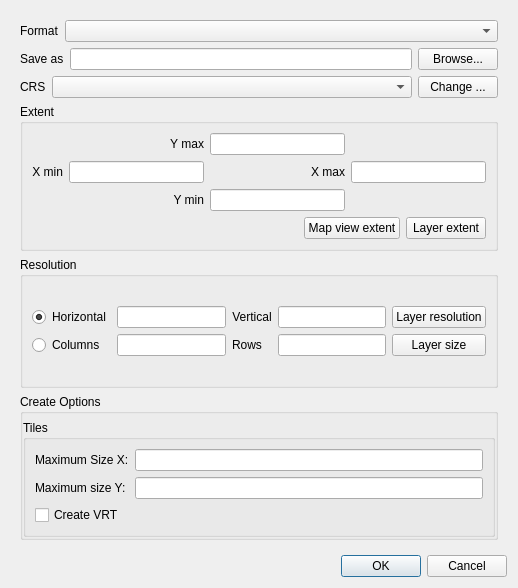
Above: src/ui/qgsrasterlayersaveasdialogbase.ui from kadas-albireo/kadas-albireo before the change. Below: the same form after it.
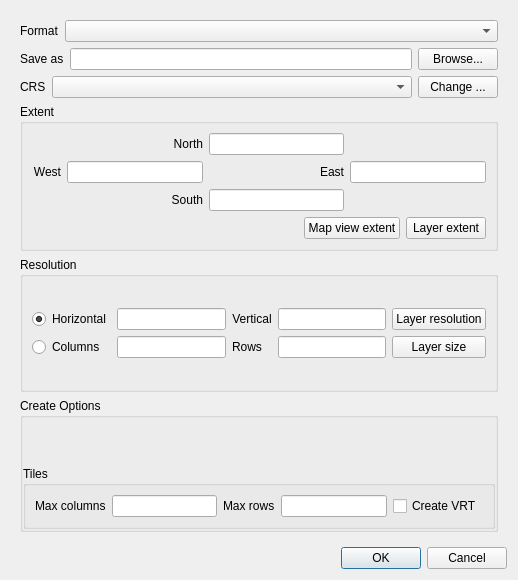
That is the form after the change. Custom widgets are drawn as their Qt base class.

Commit message: raster save as dialog minor improvements

Patch:
```diff
--- a/src/ui/qgsrasterlayersaveasdialogbase.ui
+++ b/src/ui/qgsrasterlayersaveasdialogbase.ui
@@ -7,7 +7,7 @@
     <x>0</x>
     <y>0</y>
     <width>518</width>
-    <height>588</height>
+    <height>580</height>
    </rect>
   </property>
   <property name="windowTitle">
@@ -31,7 +31,7 @@
         <x>0</x>
         <y>0</y>
         <width>510</width>
-        <height>551</height>
+        <height>543</height>
        </rect>
       </property>
       <layout class="QVBoxLayout" name="verticalLayout_5">
@@ -147,7 +147,7 @@
             <item row="1" column="0">
              <widget class="QLabel" name="mXMinLabel">
               <property name="text">
-               <string>X min</string>
+               <string>West</string>
               </property>
               <property name="alignment">
                <set>Qt::AlignRight|Qt::AlignTrailing|Qt::AlignVCenter</set>
@@ -160,7 +160,7 @@
             <item row="1" column="2">
              <widget class="QLabel" name="mXMaxLabel">
               <property name="text">
-               <string>X max</string>
+               <string>East</string>
               </property>
               <property name="alignment">
                <set>Qt::AlignRight|Qt::AlignTrailing|Qt::AlignVCenter</set>
@@ -173,7 +173,7 @@
             <item row="0" column="1">
              <widget class="QLabel" name="mYMaxLabel">
               <property name="text">
-               <string>Y max</string>
+               <string>North</string>
               </property>
               <property name="alignment">
                <set>Qt::AlignRight|Qt::AlignTrailing|Qt::AlignVCenter</set>
@@ -190,7 +190,7 @@
             <item row="2" column="1">
              <widget class="QLabel" name="mYMinLabel">
               <property name="text">
-               <string>Y min</string>
+               <string>South</string>
               </property>
               <property name="alignment">
                <set>Qt::AlignRight|Qt::AlignTrailing|Qt::AlignVCenter</set>
@@ -328,28 +328,36 @@
             <property name="title">
              <string>Tiles</string>
             </property>
-            <layout class="QGridLayout" name="gridLayout">
-             <item row="0" column="1">
-              <widget class="QLineEdit" name="mMaximumSizeXLineEdit"/>
-             </item>
-             <item row="0" column="0">
+            <layout class="QHBoxLayout" name="horizontalLayout_5">
+             <item>
               <widget class="QLabel" name="mMaximumSizeXLabel">
                <property name="text">
-                <string>Maximum Size X:</string>
+                <string>Max columns</string>
                </property>
               </widget>
              </item>
-             <item row="1" column="1">
-              <widget class="QLineEdit" name="mMaximumSizeYLineEdit"/>
+             <item>
+              <widget class="QLineEdit" name="mMaximumSizeXLineEdit">
+               <property name="toolTip">
+                <string>Maximum number of columns in one tile.</string>
+               </property>
+              </widget>
              </item>
-             <item row="1" column="0">
+             <item>
               <widget class="QLabel" name="mMaximumSizeYLabel">
                <property name="text">
-                <string>Maximum size Y:</string>
+                <string>Max rows</string>
                </property>
               </widget>
              </item>
-             <item row="2" column="0" colspan="2">
+             <item>
+              <widget class="QLineEdit" name="mMaximumSizeYLineEdit">
+               <property name="toolTip">
+                <string>Maximum number of rows in one tile.</string>
+               </property>
+              </widget>
+             </item>
+             <item>
               <widget class="QCheckBox" name="mTileModeCheckBox">
                <property name="text">
                 <string>Create VRT</string>
```
Left out of the diff: 10 changed lines with no effect on the pictures. The commit also changes 1 other file.
